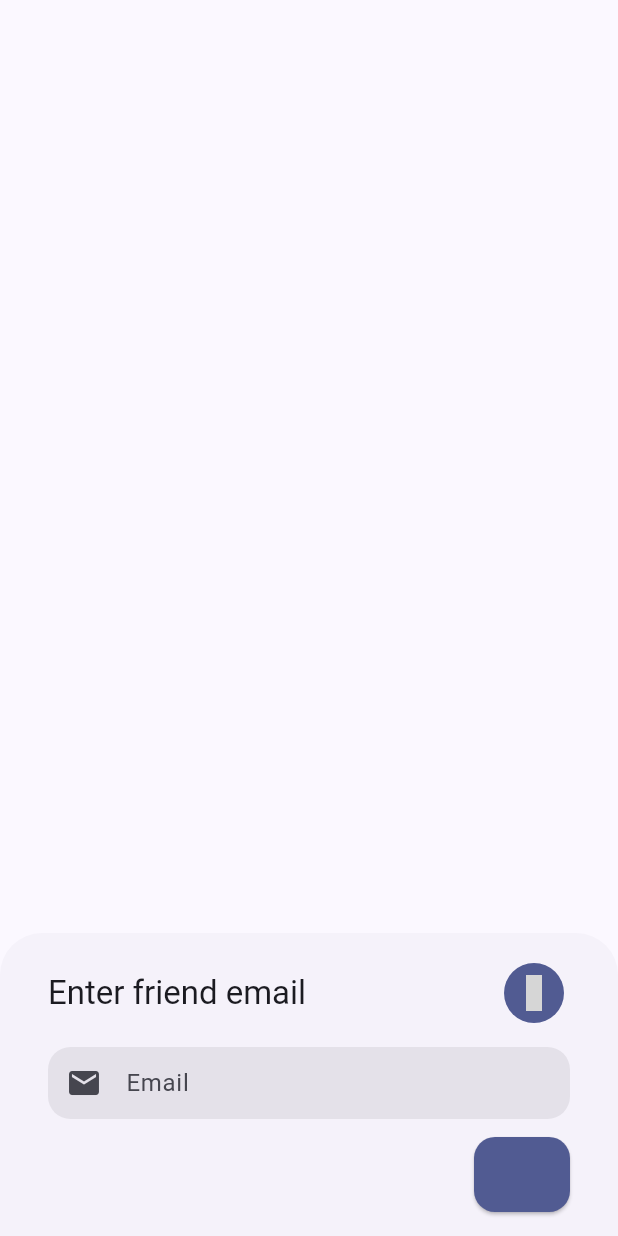
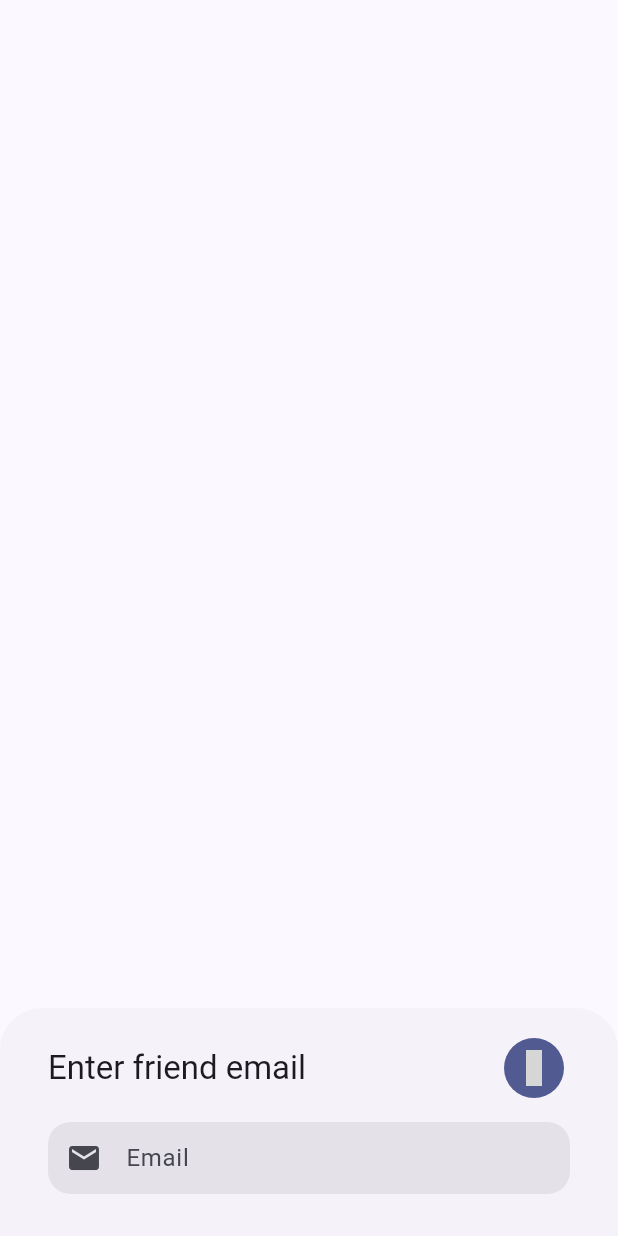
Before and after one commit to moelhewehy7/chatie, a Flutter app: what showbottomsheet() shows on an empty page, opened directly with empty values, on a phone screen of 412 x 824 dp. Run offline on Flutter 3.47's test engine with Material 3 defaults, Android fonts, the phone set to English and light mode, and no system bars; our stand-ins replace cloud_firestore, firebase_auth, firebase_core, flutter_bloc, flutter_spinkit, fluttertoast and 2 more; missing offline and left inert: flex_color_picker; accounts and stored records are empty; grey boxes are pictures that could not be loaded.

Commit message:
Add import for FillButton widget in chats_view.dart and contacts_view.dart
Import the FillButton widget from the button.dart file in the chats_view.dart
and contacts_view.dart files to use it for creating buttons in the respective
views. This change ensures consistency and reusability of the button component
across different parts of the application.

```diff
--- a/lib/features/chats/presentation/views/widgets/show_bottom_sheet.dart
+++ b/lib/features/chats/presentation/views/widgets/show_bottom_sheet.dart
@@ -1,16 +1,13 @@
-import 'package:chatie/features/auth/presentation/views/widgets/button.dart';
 import 'package:chatie/features/auth/presentation/views/widgets/text_fields.dart';
 import 'package:flutter/material.dart';
-import 'package:flutter/widgets.dart';
 import 'package:iconly/iconly.dart';
 
 PersistentBottomSheetController showbottomsheet(
     {required BuildContext context,
     required TextEditingController emailController,
     required String? Function(String?)? validator,
-    required void Function() onpressed,
-    required String buttonName,
-    required Key key}) {
+    required Key key,
+    required Widget widget}) {
   return showBottomSheet(
     context: context,
     builder: (BuildContext context) {
@@ -43,12 +40,7 @@ PersistentBottomSheetController showbottomsheet(
             Row(
               mainAxisAlignment: MainAxisAlignment.end,
               children: [
-                Padding(
-                    padding: const EdgeInsets.only(top: 12),
-                    child: FillButton(
-                      onPressed: onpressed,
-                      child: Text(buttonName),
-                    )),
+                Padding(padding: const EdgeInsets.only(top: 12), child: widget),
               ],
             )
           ]),
```
Also changed, not shown: lib/features/chats/presentation/views/chats_view.dart (+41 -10 lines), lib/features/contacts/presentation/views/contacts_view.dart (+9 -4 lines).
